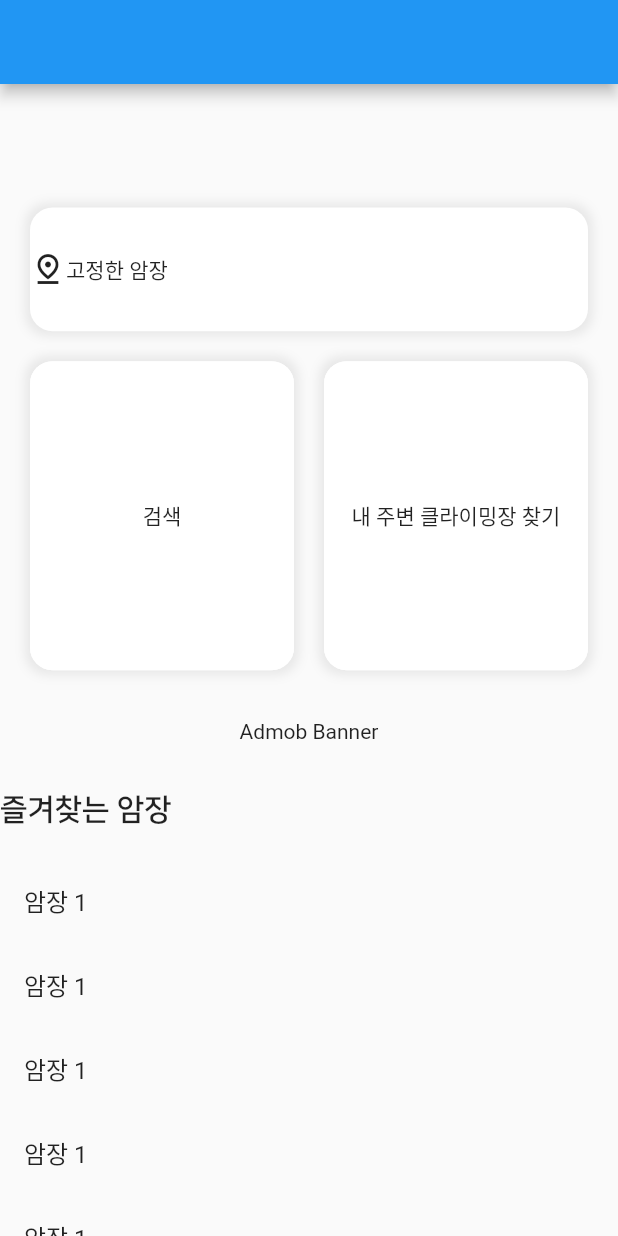
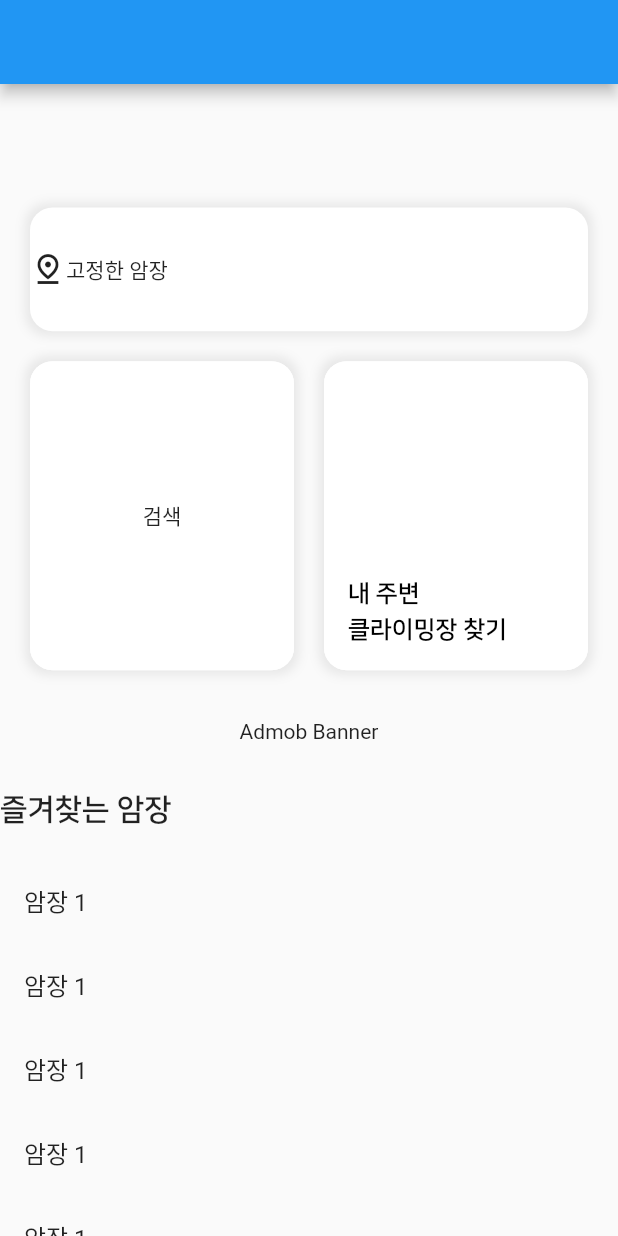
Before and after one commit to OruRock/OruRock-FrontApp-Flutter-, a Flutter app: the screen it shows after launch, on a phone screen of 412 x 824 dp. Run offline on Flutter 3.47's test engine with Material 2 defaults, Android fonts, the phone set to English and light mode, and no system bars; drawn by our look-alikes of animated_text_kit; our stand-ins replace dio, flutter_native_splash, get, logger; missing offline and left inert: flutter_naver_map, proj4dart.

Commit message:
Text Animation 넣어보기

```diff
--- a/lib/module/home/fragment/home_service_top.dart
+++ b/lib/module/home/fragment/home_service_top.dart
@@ -1,3 +1,4 @@
+import 'package:animated_text_kit/animated_text_kit.dart';
 import 'package:flutter/material.dart';
 import 'package:get/get.dart';
 import 'package:oru_rock/constant/style/size.dart';
@@ -73,7 +74,24 @@ class HomeServiceTop extends GetView<HomeController> {
                       onTap: () {
                         Get.toNamed(Routes.nmap);
                       },
-                      child: const Center(child: Text('내 주변 클라이밍장 찾기')),
+                      child: Padding(
+                        padding: const EdgeInsets.only(bottom:GapSize.small, left: GapSize.small),
+                        child: Align(
+                          alignment: Alignment.bottomLeft,
+                          child: DefaultTextStyle(
+                            style: const TextStyle(fontSize: FontSize.medium, fontFamily: 'NanumB', color: Colors.black, height: 1.5),
+                            child: AnimatedTextKit(
+                              displayFullTextOnTap: true,
+                              repeatForever: true,
+                              animatedTexts: [
+                                TypewriterAnimatedText(
+                                    speed: const Duration(milliseconds: 150),
+                                    '내 주변\n클라이밍장 찾기'),
+                              ],
+                            ),
+                          ),
+                        ),
+                      ),
                     ),
                   ),
                 ),
--- a/pubspec.yaml
+++ b/pubspec.yaml
@@ -14,6 +14,8 @@ dependencies:
   dio: ^4.0.6
   logger: ^1.1.0
   proj4dart: ^2.0.0
+  #UI
+  animated_text_kit: ^4.2.2
 
   flutter_naver_map:
     git: https://github.com/note11g/flutter_naver_map.git
```
Also changed, not shown: pubspec.lock.
